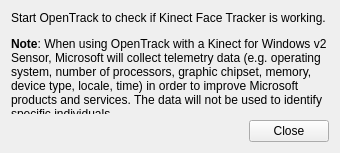
Old version of the form tracker-kinect-face/kinect_face_settings.ui in the repository opentrack/opentrack.
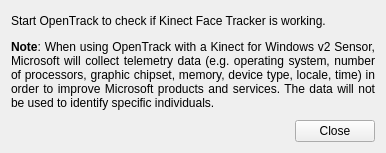
New version of the form. Icons and pictures are not drawn.

Commit message: tracker/kinect: set min dialog size, justify text

Diff of the .ui file:
```diff
--- a/tracker-kinect-face/kinect_face_settings.ui
+++ b/tracker-kinect-face/kinect_face_settings.ui
@@ -9,10 +9,16 @@
    <rect>
     <x>0</x>
     <y>0</y>
-    <width>340</width>
+    <width>386</width>
     <height>153</height>
    </rect>
   </property>
+  <property name="minimumSize">
+   <size>
+    <width>386</width>
+    <height>0</height>
+   </size>
+  </property>
   <property name="windowTitle">
    <string>Kinect Face Tracker</string>
   </property>
@@ -36,7 +42,7 @@
       </sizepolicy>
      </property>
      <property name="text">
-      <string>&lt;html&gt;&lt;head/&gt;&lt;body&gt;&lt;p&gt;Start OpenTrack to check if Kinect Face Tracker is working.&lt;/p&gt;&lt;p&gt;&lt;b&gt;Note&lt;/b&gt;: When using OpenTrack with a Kinect for Windows v2 Sensor, Microsoft will collect telemetry data (e.g. operating system, number of processors, graphic chipset, memory, device type, locale, time) in order to improve Microsoft products and services. The data will not be used to identify specific individuals.&lt;/p&gt;&lt;/body&gt;&lt;/html&gt;</string>
+      <string>&lt;html&gt;&lt;head/&gt;&lt;body&gt;&lt;p align=&quot;justify&quot;&gt;Start OpenTrack to check if Kinect Face Tracker is working.&lt;/p&gt;&lt;p align=&quot;justify&quot;&gt;&lt;span style=&quot; font-weight:600;&quot;&gt;Note&lt;/span&gt;: When using OpenTrack with a Kinect for Windows v2 Sensor, Microsoft will collect telemetry data (e.g. operating system, number of processors, graphic chipset, memory, device type, locale, time) in order to improve Microsoft products and services. The data will not be used to identify specific individuals.&lt;/p&gt;&lt;/body&gt;&lt;/html&gt;</string>
      </property>
      <property name="wordWrap">
       <bool>true</bool>
```
The commit also changes 4 other files.
